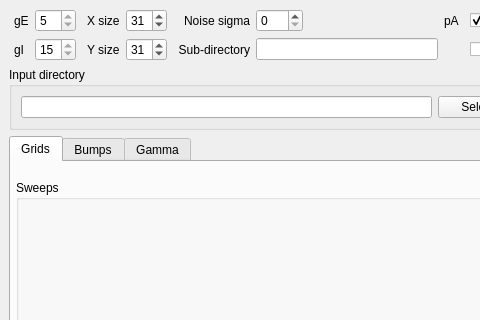
The window that grid_cell_model/simulations/007_noise/interactive_visualisation/gridsmainwindow.ui (MattNolanLab/ei-attractor) describes before a commit, drawn with Qt 5; both pictures show x 0 to 480 and y 0 to 320 of the 625 by 808 pixel window.
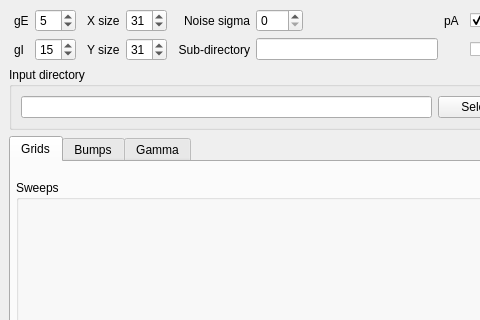
The same window after the commit. The open tabs and pages were chosen to show the change. Custom widgets are drawn as their Qt base class.

The edit to the form file:
```diff
--- a/grid_cell_model/simulations/007_noise/interactive_visualisation/gridsmainwindow.ui
+++ b/grid_cell_model/simulations/007_noise/interactive_visualisation/gridsmainwindow.ui
@@ -85,7 +85,7 @@
       <item row="1" column="2">
        <widget class="QSpinBox" name="gISpinBox">
         <property name="readOnly">
-         <bool>true</bool>
+         <bool>false</bool>
         </property>
         <property name="value">
          <number>15</number>
@@ -138,7 +138,7 @@
          </sizepolicy>
         </property>
         <property name="readOnly">
-         <bool>true</bool>
+         <bool>false</bool>
         </property>
         <property name="value">
          <number>5</number>
```
Left out of the diff: 2 changed lines with no effect on the pictures.
